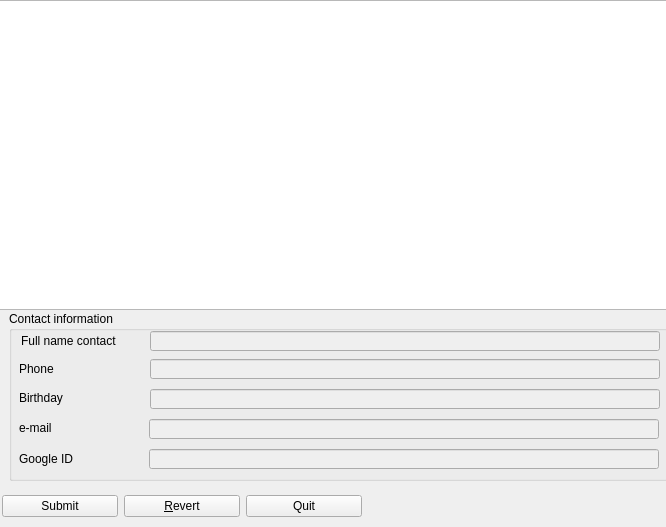
First picture: the form in ui/editdb.ui, repository alexandr-kriptonov/contacts, before the edit.
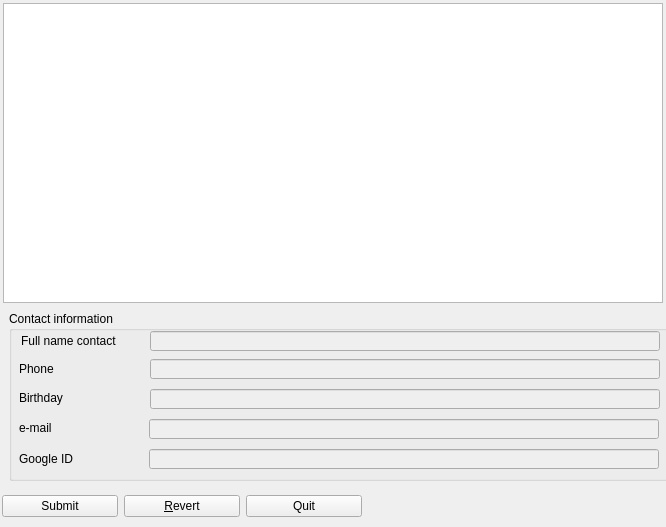
Second picture: the form after the edit.

```diff
--- a/ui/editdb.ui
+++ b/ui/editdb.ui
@@ -16,10 +16,10 @@
   <widget class="QTableView" name="tableViewMain">
    <property name="geometry">
     <rect>
-     <x>-1</x>
-     <y>0</y>
-     <width>670</width>
-     <height>310</height>
+     <x>3</x>
+     <y>3</y>
+     <width>660</width>
+     <height>300</height>
     </rect>
    </property>
   </widget>
```
